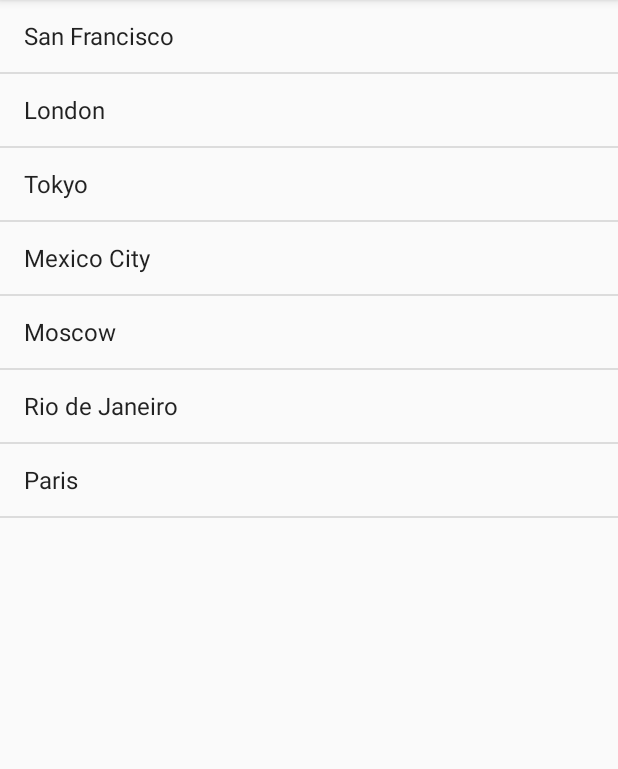
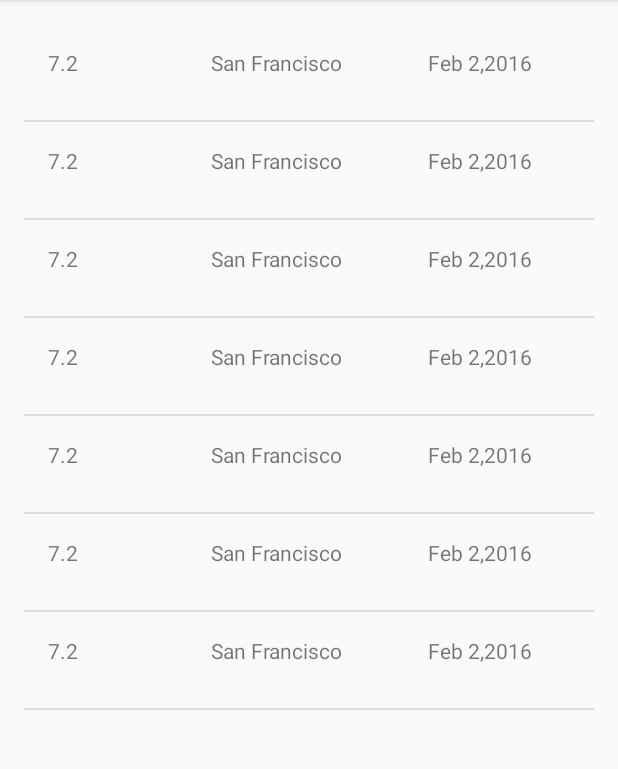
Before and after one commit to raviranjan3570/realtime-earthquake-data, an Android app: the screen it shows after launch (EarthquakeActivity), on a phone screen of 412 x 824 dp, the part 84-853 px from its top. Run offline under Robolectric (Android 15) with nearby library versions, the phone set to English and light mode, and no system bars.

Commit message:
Added custom array adapter

```diff
--- /dev/null
+++ b/app/src/main/java/com/example/android/quakereport/Earthquake.java
@@ -0,0 +1,49 @@
+package com.example.android.quakereport;
+
+public class Earthquake {
+
+    // Magnitude of the earthquake
+    private String mEarthquakeMagnitude;
+
+    // Location of the earthquake
+    private String mEarthquakeLocation;
+
+    // Date of the earthquake
+    private String mEarthquakeDate;
+
+    /* Create a new Earthquake object
+     * @param vMagnitude is the magnitude of the earthquake (e.g. 7.2)
+     * @param vLocation is the location of the earthquake (e.g. patna)
+     * @param vDate is the date of occurrence of the earthquake (e.g. 04/07/2019)
+     **/
+    public Earthquake(String vMagnitude, String vLocation, String vDate){
+
+        mEarthquakeMagnitude = vMagnitude;
+        mEarthquakeLocation = vLocation;
+        mEarthquakeDate = vDate;
+    }
+
+    /*
+     * get the magnitude of the earthquake
+     */
+
+    public String getEarthquakeMagnitude(){
+        return mEarthquakeMagnitude;
+    }
+
+    /*
+     * get the location of the earthquake
+     */
+
+    public String getEarthquakeLocation(){
+        return mEarthquakeLocation;
+    }
+
+    /*
+     * get the date of occurrence of the earthquake
+     */
+
+    public String getEarthquakeDate(){
+        return mEarthquakeDate;
+    }
+}
--- a/app/src/main/java/com/example/android/quakereport/EarthquakeActivity.java
+++ b/app/src/main/java/com/example/android/quakereport/EarthquakeActivity.java
@@ -17,39 +17,39 @@ package com.example.android.quakereport;
 
 import android.os.Bundle;
 import android.support.v7.app.AppCompatActivity;
-import android.widget.ArrayAdapter;
 import android.widget.ListView;
 
 import java.util.ArrayList;
 
+/**
+ * {@link EarthquakeActivity} shows a list of earthquakes
+ */
+
 public class EarthquakeActivity extends AppCompatActivity {
-
-    public static final String LOG_TAG = EarthquakeActivity.class.getName();
 
     @Override
     protected void onCreate(Bundle savedInstanceState) {
         super.onCreate(savedInstanceState);
         setContentView(R.layout.earthquake_activity);
 
-        // Create a fake list of earthquake locations.
-        ArrayList<String> earthquakes = new ArrayList<>();
-        earthquakes.add("San Francisco");
-        earthquakes.add("London");
-        earthquakes.add("Tokyo");
-        earthquakes.add("Mexico City");
-        earthquakes.add("Moscow");
-        earthquakes.add("Rio de Janeiro");
-        earthquakes.add("Paris");
+        // Create an ArrayList of Earthquake objects
+        ArrayList<Earthquake> earthquakes = new ArrayList<Earthquake>();
+        earthquakes.add(new Earthquake("7.2", "San Francisco", "Feb 2,2016"));
+        earthquakes.add(new Earthquake("7.2", "San Francisco", "Feb 2,2016"));
+        earthquakes.add(new Earthquake("7.2", "San Francisco", "Feb 2,2016"));
+        earthquakes.add(new Earthquake("7.2", "San Francisco", "Feb 2,2016"));
+        earthquakes.add(new Earthquake("7.2", "San Francisco", "Feb 2,2016"));
+        earthquakes.add(new Earthquake("7.2", "San Francisco", "Feb 2,2016"));
+        earthquakes.add(new Earthquake("7.2", "San Francisco", "Feb 2,2016"));
 
-        // Find a reference to the {@link ListView} in the layout
-        ListView earthquakeListView = (ListView) findViewById(R.id.list);
+        // Create an {@link AndroidFlavorAdapter}, whose data source is a list of
+        // {@link AndroidFlavor}s. The adapter knows how to create list item views for each item
+        // in the list.
+        EarthquakeAdapter earthquakeAdapter = new EarthquakeAdapter(this, earthquakes);
 
-        // Create a new {@link ArrayAdapter} of earthquakes
-        ArrayAdapter<String> adapter = new ArrayAdapter<String>(
-                this, android.R.layout.simple_list_item_1, earthquakes);
+        // Get a reference to the ListView, and attach the adapter to the listView.
+        ListView listView = (ListView) findViewById(R.id.list);
+        listView.setAdapter(earthquakeAdapter);
 
-        // Set the adapter on the {@link ListView}
-        // so the list can be populated in the user interface
-        earthquakeListView.setAdapter(adapter);
     }
 }
--- /dev/null
+++ b/app/src/main/java/com/example/android/quakereport/EarthquakeAdapter.java
@@ -0,0 +1,82 @@
+package com.example.android.quakereport;
+
+import android.app.Activity;
+import android.view.LayoutInflater;
+import android.view.View;
+import android.view.ViewGroup;
+import android.widget.ArrayAdapter;
+import android.widget.TextView;
+
+import java.util.ArrayList;
+
+/*
+ * {@link EarthquakeAdapter} is an {@link ArrayAdapter} that can provide the layout for each list
+ * based on a data source, which is a list of {@link Earthquake} objects.
+ * */
+
+public class EarthquakeAdapter extends ArrayAdapter<Earthquake> {
+
+    private static final String LOG_TAG = EarthquakeAdapter.class.getSimpleName();
+
+    /**
+     * This is our own custom constructor (it doesn't mirror a superclass constructor).
+     * The context is used to inflate the layout file, and the list is the data we want
+     * to populate into the lists.
+     *
+     * @param context The current context. Used to inflate the layout file.
+     * @param earthquake A List of Earthquake objects to display in a list.
+     */
+
+    public EarthquakeAdapter(Activity context, ArrayList<Earthquake> earthquake) {
+        // Here, we initialize the ArrayAdapter's internal storage for the context and the list.
+        // the second argument is used when the ArrayAdapter is populating a single TextView.
+        // Because this is a custom adapter for three TextViews, the adapter is not
+        // going to use this second argument, so it can be any value. Here, we used 0.
+        super(context, 0, earthquake);
+    }
+
+    /**
+     * Provides a view for an AdapterView (ListView, GridView, etc.)
+     *
+     * @param position The position in the list of data that should be displayed in the
+     *                 list item view.
+     * @param convertView The recycled view to populate.
+     * @param parent The parent ViewGroup that is used for inflation.
+     * @return The View for the position in the AdapterView.
+     */
+
+    @Override
+    public View getView(int position, View convertView, ViewGroup parent) {
+        // Check if the existing view is being reused, otherwise inflate the view
+        View listItemView = convertView;
+        if(listItemView == null) {
+            listItemView = LayoutInflater.from(getContext()).inflate(
+                    R.layout.list_item, parent, false);
+        }
+
+        // Get the {@link Earthquake} object located at this position in the list
+        Earthquake currentEarthquake = getItem(position);
+
+        // Find the TextView in the list_item.xml layout with the ID earthquake_magnitude
+        TextView magnitudeTextView = (TextView) listItemView.findViewById(R.id.earthquake_magnitude);
+        // Get the magnitude from the current Earthquake object and
+        // set this text on the magnitude TextView
+        magnitudeTextView.setText(currentEarthquake.getEarthquakeMagnitude());
+
+        // Find the TextView in the list_item.xml layout with the ID earthquake_location
+        TextView locationTextView = (TextView) listItemView.findViewById(R.id.earthquake_location);
+        // Get the location from the current Earthquake object and
+        // set this text on the location TextView
+        locationTextView.setText(currentEarthquake.getEarthquakeLocation());
+
+        // Find the TextView in the list_item.xml layout with the earthquake_date
+        TextView dateTextView = (TextView) listItemView.findViewById(R.id.earthquake_date);
+        // Get the date from the current Earthquake object and
+        // set this text on the date TextView
+        dateTextView.setText(currentEarthquake.getEarthquakeDate());
+
+        // Return the whole list item layout (containing 3 TextViews)
+        // so that it can be shown in the ListView
+        return listItemView;
+    }
+}
--- a/app/src/main/res/layout/earthquake_activity.xml
+++ b/app/src/main/res/layout/earthquake_activity.xml
@@ -18,4 +18,8 @@
     android:id="@+id/list"
     android:orientation="vertical"
     android:layout_width="match_parent"
-    android:layout_height="match_parent"/>
+    android:layout_height="match_parent"
+    android:paddingBottom="@dimen/activity_vertical_margin"
+    android:paddingLeft="@dimen/activity_horizontal_margin"
+    android:paddingRight="@dimen/activity_horizontal_margin"
+    android:paddingTop="@dimen/activity_vertical_margin"/>
--- /dev/null
+++ b/app/src/main/res/layout/list_item.xml
@@ -0,0 +1,31 @@
+<?xml version="1.0" encoding="utf-8"?>
+
+<!-- Layout for a single list item -->
+<LinearLayout xmlns:android="http://schemas.android.com/apk/res/android"
+    android:layout_width="match_parent"
+    android:layout_height="wrap_content"
+    android:orientation="horizontal"
+    android:padding="16dp"
+    android:minHeight="?android:attr/listPreferredItemHeight">
+
+    <TextView
+        android:id="@+id/earthquake_magnitude"
+        android:layout_width="wrap_content"
+        android:layout_height="match_parent"
+        android:layout_weight="1"/>
+
+    <TextView
+        android:id="@+id/earthquake_location"
+        android:layout_width="wrap_content"
+        android:layout_height="match_parent"
+        android:layout_weight="1"
+        android:layout_marginLeft="64dp"/>
+
+    <TextView
+        android:id="@+id/earthquake_date"
+        android:layout_width="wrap_content"
+        android:layout_height="match_parent"
+        android:layout_weight="1"
+        android:layout_marginLeft="32dp"/>
+
+</LinearLayout>
--- /dev/null
+++ b/app/src/main/res/values/dimens.xml
@@ -0,0 +1,6 @@
+<?xml version="1.0" encoding="utf-8"?>
+<resources>
+    <!-- Default screen margins, per the Android Design guidelines. -->
+    <dimen name="activity_horizontal_margin">16dp</dimen>
+    <dimen name="activity_vertical_margin">16dp</dimen>
+</resources>
```
